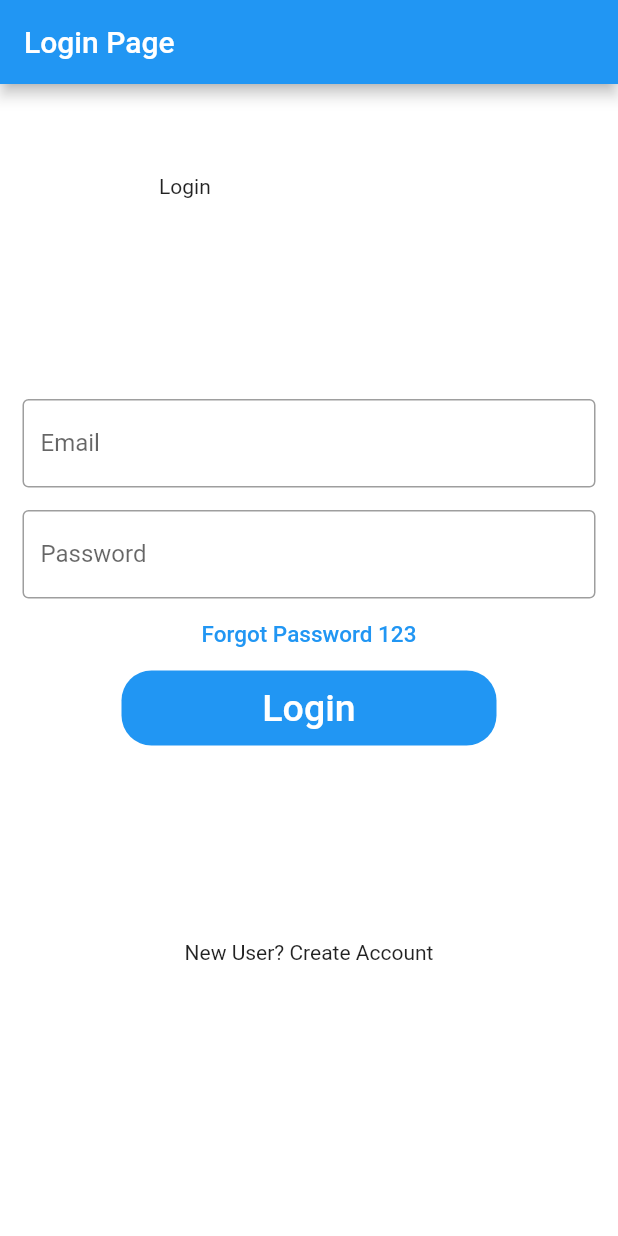
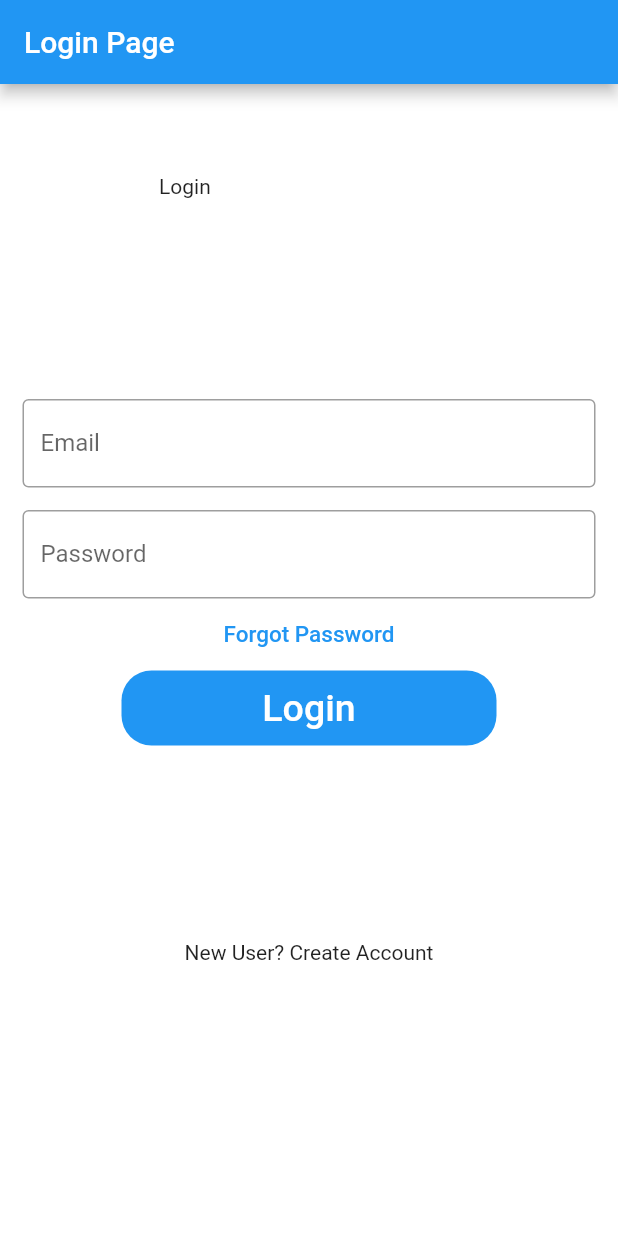
Before and after one commit to DharmeshLodhari/DemoTestCase, a Flutter app: the screen it shows after launch, on a phone screen of 412 x 824 dp. Run offline on Flutter 3.47's test engine with Material 2 defaults, Android fonts, the phone set to English and light mode, and no system bars.

Commit message:
Text change

```diff
--- a/lib/login.dart
+++ b/lib/login.dart
@@ -63,7 +63,7 @@ class _LoginDemo  extends State<LoginDemo > {
                 //TODO FORGOT PASSWORD SCREEN GOES HERE
               },
               child: Text(
-                'Forgot Password 123',
+                'Forgot Password',
                 style: TextStyle(color: Colors.blue, fontSize: 15),
               ),
             ),
```
